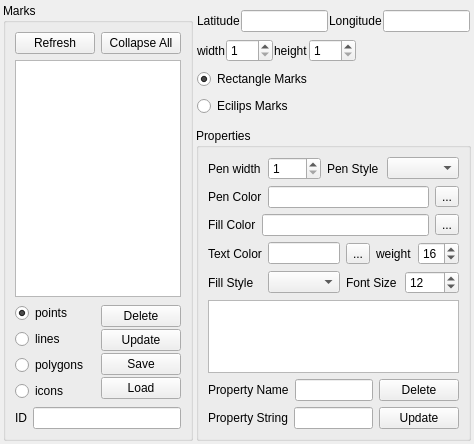
The window that qtvplugin_geomarker/qtvplugin_geomarker.ui (tgut/mercator.qtviewer) describes before a commit, drawn with Qt 5.
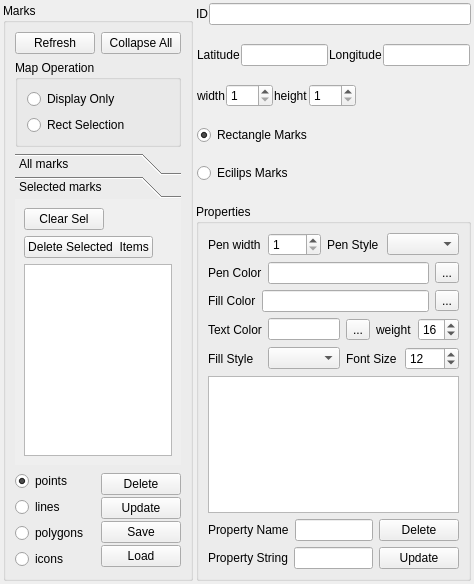
The same window after the commit. The open tabs and pages were chosen to show the change. Icons and pictures are not drawn.

Commit message: Add selection method to geomarker

Patch:
```diff
--- a/qtvplugin_geomarker/qtvplugin_geomarker.ui
+++ b/qtvplugin_geomarker/qtvplugin_geomarker.ui
@@ -6,8 +6,8 @@
    <rect>
     <x>0</x>
     <y>0</y>
-    <width>458</width>
-    <height>444</height>
+    <width>469</width>
+    <height>483</height>
    </rect>
   </property>
   <property name="windowTitle">
@@ -38,7 +38,7 @@
      <property name="title">
       <string>Marks</string>
      </property>
-     <layout class="QVBoxLayout" name="verticalLayout_7">
+     <layout class="QVBoxLayout" name="verticalLayout_11">
       <item>
        <layout class="QHBoxLayout" name="horizontalLayout_5">
         <item>
@@ -71,13 +71,155 @@
        </layout>
       </item>
       <item>
-       <widget class="QTableView" name="tableView_marks">
+       <widget class="QGroupBox" name="groupBox_operation">
+        <property name="title">
+         <string>Map Operation</string>
+        </property>
+        <layout class="QVBoxLayout" name="verticalLayout_7">
+         <item>
+          <widget class="QRadioButton" name="radioButton_display">
+           <property name="text">
+            <string>Display Only</string>
+           </property>
+          </widget>
+         </item>
+         <item>
+          <widget class="QRadioButton" name="radioButton_rect_selection">
+           <property name="text">
+            <string>Rect Selection</string>
+           </property>
+          </widget>
+         </item>
+        </layout>
+       </widget>
+      </item>
+      <item>
+       <widget class="QToolBox" name="toolBox_marks">
         <property name="sizePolicy">
-         <sizepolicy hsizetype="Expanding" vsizetype="MinimumExpanding">
+         <sizepolicy hsizetype="Preferred" vsizetype="MinimumExpanding">
           <horstretch>0</horstretch>
           <verstretch>0</verstretch>
          </sizepolicy>
         </property>
+        <property name="currentIndex">
+         <number>0</number>
+        </property>
+        <property name="tabSpacing">
+         <number>1</number>
+        </property>
+        <widget class="QWidget" name="page">
+         <property name="geometry">
+          <rect>
+           <x>0</x>
+           <y>0</y>
+           <width>169</width>
+           <height>194</height>
+          </rect>
+         </property>
+         <attribute name="label">
+          <string>All marks</string>
+         </attribute>
+         <layout class="QVBoxLayout" name="verticalLayout_10">
+          <property name="spacing">
+           <number>1</number>
+          </property>
+          <property name="leftMargin">
+           <number>1</number>
+          </property>
+          <property name="topMargin">
+           <number>1</number>
+          </property>
+          <property name="rightMargin">
+           <number>1</number>
+          </property>
+          <property name="bottomMargin">
+           <number>1</number>
+          </property>
+          <item>
+           <widget class="QTableView" name="tableView_marks">
+            <property name="sizePolicy">
+             <sizepolicy hsizetype="Expanding" vsizetype="MinimumExpanding">
+              <horstretch>0</horstretch>
+              <verstretch>0</verstretch>
+             </sizepolicy>
+            </property>
+           </widget>
+          </item>
+         </layout>
+        </widget>
+        <widget class="QWidget" name="page_2">
+         <property name="geometry">
+          <rect>
+           <x>0</x>
+           <y>0</y>
+           <width>166</width>
+           <height>272</height>
+          </rect>
+         </property>
+         <attribute name="label">
+          <string>Selected marks</string>
+         </attribute>
+         <layout class="QVBoxLayout" name="verticalLayout_12">
+          <item>
+           <layout class="QHBoxLayout" name="horizontalLayout_21">
+            <item>
+             <widget class="QPushButton" name="pushButton_sel_clear">
+              <property name="text">
+               <string>Clear Sel</string>
+              </property>
+             </widget>
+            </item>
+            <item>
+             <spacer name="horizontalSpacer_5">
+              <property name="orientation">
+               <enum>Qt::Horizontal</enum>
+              </property>
+              <property name="sizeHint" stdset="0">
+               <size>
+                <width>40</width>
+                <height>20</height>
+               </size>
+              </property>
+             </spacer>
+            </item>
+           </layout>
+          </item>
+          <item>
+           <layout class="QHBoxLayout" name="horizontalLayout_22">
+            <item>
+             <widget class="QPushButton" name="pushButton_sel_delselected">
+              <property name="text">
+               <string>Delete Selected  Items</string>
+              </property>
+             </widget>
+            </item>
+            <item>
+             <spacer name="horizontalSpacer_6">
+              <property name="orientation">
+               <enum>Qt::Horizontal</enum>
+              </property>
+              <property name="sizeHint" stdset="0">
+               <size>
+                <width>40</width>
+                <height>20</height>
+               </size>
+              </property>
+             </spacer>
+            </item>
+           </layout>
+          </item>
+          <item>
+           <widget class="QTableView" name="tableView_marks_sel">
+            <property name="sizePolicy">
+             <sizepolicy hsizetype="Expanding" vsizetype="MinimumExpanding">
+              <horstretch>0</horstretch>
+              <verstretch>0</verstretch>
+             </sizepolicy>
+            </property>
+           </widget>
+          </item>
+         </layout>
+        </widget>
        </widget>
       </item>
       <item>
@@ -154,20 +296,6 @@
         </item>
        </layout>
       </item>
-      <item>
-       <layout class="QHBoxLayout" name="horizontalLayout">
-        <item>
-         <widget class="QLabel" name="label_3">
-          <property name="text">
-           <string>ID</string>
-          </property>
-         </widget>
-        </item>
-        <item>
-         <widget class="QLineEdit" name="lineEdit_currentID"/>
-        </item>
-       </layout>
-      </item>
      </layout>
     </widget>
    </item>
@@ -176,6 +304,20 @@
      <property name="spacing">
       <number>1</number>
      </property>
+     <item>
+      <layout class="QHBoxLayout" name="horizontalLayout">
+       <item>
+        <widget class="QLabel" name="label_3">
+         <property name="text">
+          <string>ID</string>
+         </property>
+        </widget>
+       </item>
+       <item>
+        <widget class="QLineEdit" name="lineEdit_currentID"/>
+       </item>
+      </layout>
+     </item>
      <item>
       <widget class="QStackedWidget" name="stackedWidget_marks">
        <property name="sizePolicy">
```
The commit also changes 9 other files.
